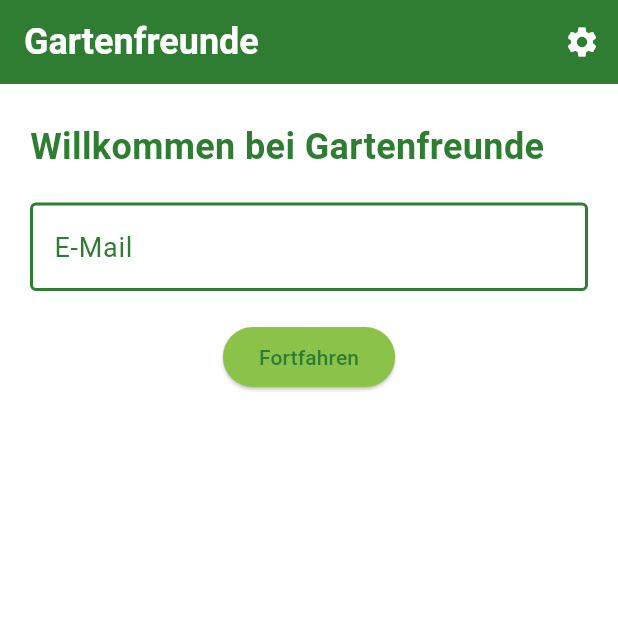
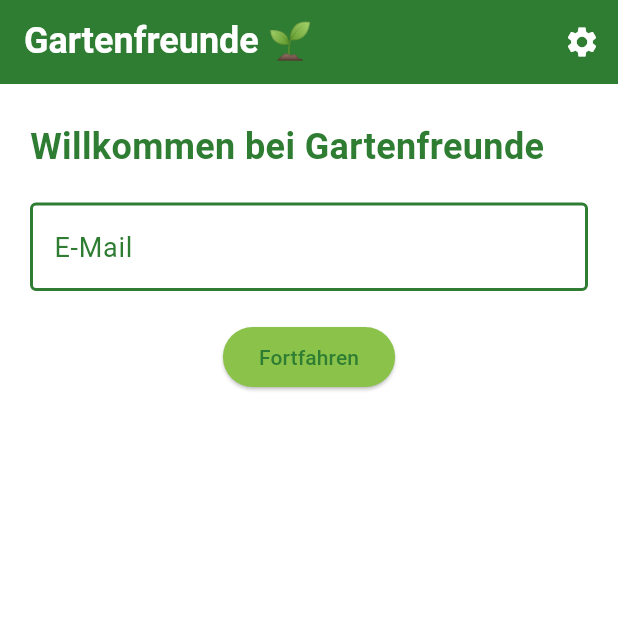
Before and after one commit to FelixDigitalis/SproutJournal, a Flutter app: the screen it shows after launch, item 3 of the bottom bar chosen, on a phone screen of 412 x 824 dp, the top half of it. Run offline on Flutter 3.47's test engine with Material 3 defaults, Android fonts, the light colour scheme and no system bars; our stand-ins replace cloud_firestore, firebase_auth, firebase_core, flutter_dotenv, flutter_image_compress, image_picker and 2 more; accounts and stored records are empty; statements that could not run were skipped.

Commit message:
logout working nicely

```diff
--- a/lib/screens/main_pages/main_pages_manager.dart
+++ b/lib/screens/main_pages/main_pages_manager.dart
@@ -1,7 +1,7 @@
 import 'package:flutter/material.dart';
 import 'package:provider/provider.dart';
 import '../../../models/user_model.dart';
-import '../../../utils/log.dart';
+// import '../../../utils/log.dart';
 import '../../../database_services/firebase/firebase_auth.dart';
 import '../elements/bottom_bar_element.dart';
 import '../sub_pages/settings_page.dart';
@@ -31,7 +31,7 @@ class _PageManagerState extends State<PageManager> {
   final List<String> _titles = [
     'SproutJournal 🌱',
     'SproutJournal 🌱',
-    'Gartenfreunde',
+    'Gartenfreunde 🌱',
   ];
 
   @override
@@ -68,9 +68,9 @@ class _PageManagerState extends State<PageManager> {
               );
             },
           ),
-          if (user != null)
+          if (user != null && _selectedIndex == 2)
             IconButton(
-              icon: const Icon(Icons.logout, color: Colors.red),
+              icon: const Icon(Icons.logout, color: Colors.white),
               tooltip: 'Logout',
               onPressed: () async {
                 await _auth.signOut();
--- a/lib/screens/sub_pages/gartenfreunde/gartenfreunde_login.dart
+++ b/lib/screens/sub_pages/gartenfreunde/gartenfreunde_login.dart
@@ -1,5 +1,4 @@
 import 'package:flutter/material.dart';
-import 'package:sprout_journal/screens/main_pages/gartenfreunde_page.dart';
 import 'package:sprout_journal/screens/main_pages/main_pages_manager.dart';
 import '../../../database_services/firebase/firebase_auth.dart';
 
--- a/lib/screens/sub_pages/gartenfreunde/gartenfreunde_register.dart
+++ b/lib/screens/sub_pages/gartenfreunde/gartenfreunde_register.dart
@@ -1,7 +1,6 @@
 import 'package:flutter/material.dart';
 import 'package:sprout_journal/screens/main_pages/main_pages_manager.dart';
 import '../../../database_services/firebase/firebase_auth.dart';
-import 'package:sprout_journal/screens/main_pages/gartenfreunde_page.dart';
 
 class Register extends StatefulWidget {
   final String email;
```
